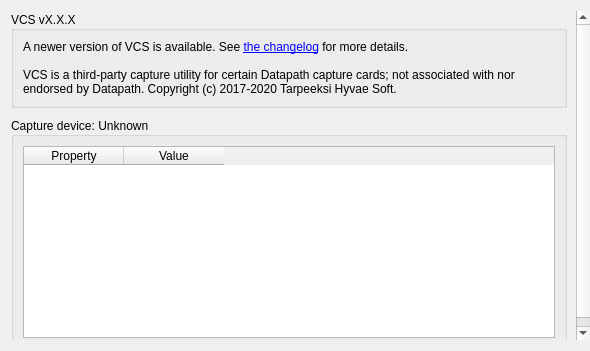
mrehkopf/vcs, file src/display/qt/dialogs/ui/about_dialog.ui: the form before one commit.
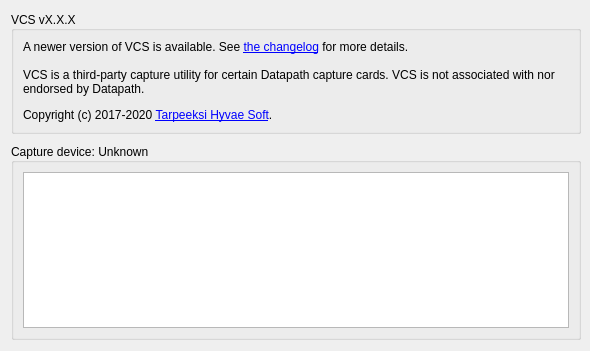
The form after the commit.

Commit message: ui/about-dialog: Tweak layout

Patch:
```diff
--- a/src/display/qt/dialogs/ui/about_dialog.ui
+++ b/src/display/qt/dialogs/ui/about_dialog.ui
@@ -29,9 +29,9 @@
       <property name="geometry">
        <rect>
         <x>0</x>
-        <y>-2</y>
-        <width>567</width>
-        <height>355</height>
+        <y>0</y>
+        <width>581</width>
+        <height>333</height>
        </rect>
       </property>
       <layout class="QVBoxLayout" name="verticalLayout_8">
@@ -92,7 +92,7 @@
           <item>
            <widget class="QLabel" name="label_17">
             <property name="text">
-             <string>VCS is a third-party capture utility for certain Datapath capture cards; not associated with nor endorsed by Datapath. Copyright (c) 2017-2020 Tarpeeksi Hyvae Soft.</string>
+             <string>&lt;html&gt;&lt;head/&gt;&lt;body&gt;&lt;p&gt;VCS is a third-party capture utility for certain Datapath capture cards. VCS is not associated with nor endorsed by Datapath.&lt;/p&gt;&lt;p&gt;Copyright (c) 2017-2020 &lt;a href=&quot;https://www.tarpeeksihyvaesoft.com&quot;&gt;&lt;span style=&quot; text-decoration: underline; color:#0000ff;&quot;&gt;Tarpeeksi Hyvae Soft&lt;/span&gt;&lt;/a&gt;.&lt;/p&gt;&lt;/body&gt;&lt;/html&gt;</string>
             </property>
             <property name="alignment">
              <set>Qt::AlignLeading|Qt::AlignLeft|Qt::AlignVCenter</set>
@@ -128,15 +128,36 @@
           </property>
           <item>
            <widget class="QTableWidget" name="tableWidget_captureDeviceFeatures">
+            <property name="sizeAdjustPolicy">
+             <enum>QAbstractScrollArea::AdjustToContents</enum>
+            </property>
             <property name="editTriggers">
              <set>QAbstractItemView::NoEditTriggers</set>
             </property>
+            <property name="alternatingRowColors">
+             <bool>true</bool>
+            </property>
             <property name="verticalScrollMode">
              <enum>QAbstractItemView::ScrollPerPixel</enum>
             </property>
+            <property name="gridStyle">
+             <enum>Qt::NoPen</enum>
+            </property>
             <property name="sortingEnabled">
              <bool>true</bool>
             </property>
+            <property name="cornerButtonEnabled">
+             <bool>false</bool>
+            </property>
+            <attribute name="horizontalHeaderVisible">
+             <bool>false</bool>
+            </attribute>
+            <attribute name="horizontalHeaderHighlightSections">
+             <bool>true</bool>
+            </attribute>
+            <attribute name="verticalHeaderVisible">
+             <bool>false</bool>
+            </attribute>
             <attribute name="verticalHeaderDefaultSectionSize">
              <number>28</number>
             </attribute>
@@ -145,7 +166,7 @@
             </attribute>
             <column>
              <property name="text">
-              <string>Property</string>
+              <string>Device feature</string>
              </property>
             </column>
             <column>
```
The commit also changes 1 other file.
